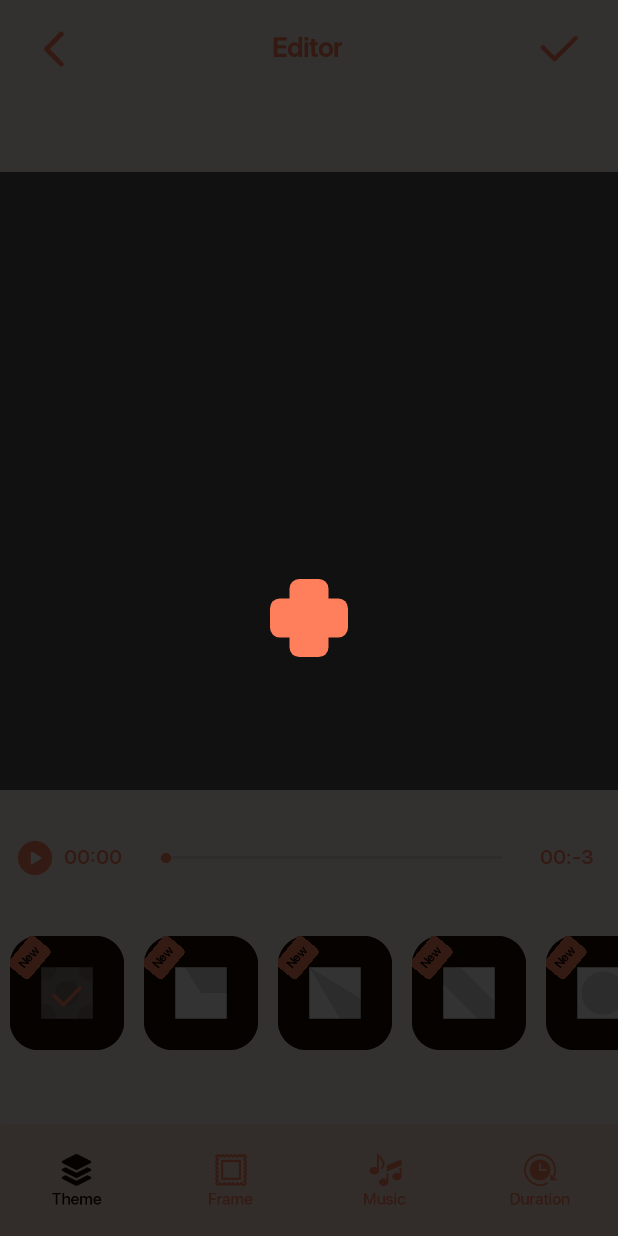
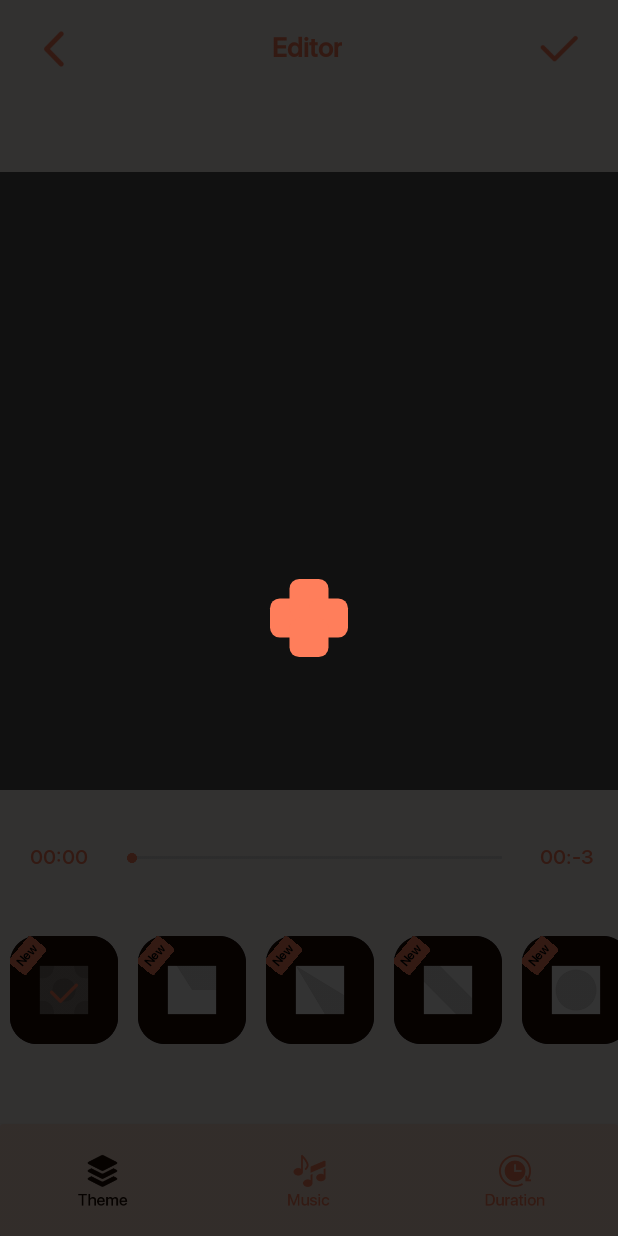
Before and after one commit to Naos-Team/PhotoMaker, an Android app: the VideoThemeActivity screen opened directly, with no data from a screen before it, on a phone screen of 412 x 824 dp. Run offline under Robolectric (Android 15) with nearby library versions, the phone set to English and light mode, and no system bars; our stand-ins replace AdMob, sdp/ssp sizes; libraries missing offline, so code that uses them is left out: com.applovin.mediation, com.applovin.sdk, com.onesignal; pictures from the network do not load; 6 statements that could not run were skipped.

Commit message:
Tuyen commit: wait to test waveView

```diff
--- a/app/src/main/java/vcarry/adapters/ThemeAdapter.java
+++ b/app/src/main/java/vcarry/adapters/ThemeAdapter.java
@@ -58,9 +58,9 @@ public class ThemeAdapter extends RecyclerView.Adapter<ThemeAdapter.Holder> {
     public Holder onCreateViewHolder(ViewGroup paramViewGroup, int paramInt) {
         View view =this.inflater.inflate(R.layout.theme_items, paramViewGroup, false);
         RelativeLayout.LayoutParams params = new RelativeLayout.LayoutParams((activity.getResources()
-                .getDisplayMetrics().widthPixels* 200 / 1080 ),
+                .getDisplayMetrics().widthPixels* 190 / 1080 ),
                 (activity.getResources()
-                        .getDisplayMetrics().widthPixels * 200 / 1080));
+                        .getDisplayMetrics().widthPixels * 190 / 1080));
         params.setMargins(10,10,10,10);
 
         view.setLayoutParams(params);
--- /dev/null
+++ b/app/src/main/res/drawable/bg_duration_item.xml
@@ -0,0 +1,10 @@
+<?xml version="1.0" encoding="utf-8"?>
+<shape xmlns:android="http://schemas.android.com/apk/res/android"
+    android:shape="rectangle">
+    <solid android:color="#0D000000"/>
+    <corners android:radius="20dp"/>
+    <stroke android:color="@color/black"
+        android:width="2dp"/>
+    <size android:width="200dp"
+        android:height="200dp"/>
+</shape>
--- /dev/null
+++ b/app/src/main/res/drawable/bg_duration_item_selected.xml
@@ -0,0 +1,10 @@
+<?xml version="1.0" encoding="utf-8"?>
+<shape xmlns:android="http://schemas.android.com/apk/res/android"
+    android:shape="rectangle">
+    <solid android:color="#BF6BC7A9"/>
+    <corners android:radius="20dp"/>
+    <stroke android:color="@color/black"
+        android:width="2dp"/>
+    <size android:width="200dp"
+        android:height="200dp"/>
+</shape>
--- a/app/src/main/res/layout/activity_songgallery.xml
+++ b/app/src/main/res/layout/activity_songgallery.xml
@@ -55,7 +55,8 @@
             android:layout_width="match_parent"
             android:layout_height="155dp"
             android:layout_margin="10dp"
-            android:background="@color/wavebgcolor">
+            android:background="@color/wavebgcolor"
+            android:paddingStart="10dp">
 
             <ImageView
                 android:id="@+id/bkgnd"
@@ -66,7 +67,8 @@
             <vcarry.view.WaveformView
                 android:id="@+id/waveform"
                 android:layout_width="match_parent"
-                android:layout_height="match_parent" />
+                android:layout_height="match_parent"
+                android:paddingStart="10dp" />
 
             <vcarry.view.MarkerView
                 android:id="@+id/startmarker"
--- a/app/src/main/res/layout/theme_items.xml
+++ b/app/src/main/res/layout/theme_items.xml
@@ -33,8 +33,8 @@
 
     <TextView
         android:id="@+id/tvThemeNew"
-        android:layout_width="@dimen/_20sdp"
-        android:layout_height="@dimen/_14sdp"
+        android:layout_width="@dimen/_18sdp"
+        android:layout_height="@dimen/_12sdp"
         android:rotation="-50"
         android:layout_marginTop="@dimen/_4sdp"
         android:layout_gravity="bottom"
--- a/app/src/main/res/layout/video_preview.xml
+++ b/app/src/main/res/layout/video_preview.xml
@@ -128,25 +128,18 @@
         android:layout_height="0dp"
         android:layout_gravity="bottom"
         android:layout_weight="1.1"
+        android:gravity="center"
         android:orientation="horizontal"
-        android:gravity="center"
         android:visibility="visible">
 
         <LinearLayout
             android:layout_width="match_parent"
             android:layout_height="wrap_content"
             android:orientation="horizontal"
-            android:paddingBottom="6dp"
             android:paddingLeft="12dp"
+            android:paddingTop="6dp"
             android:paddingRight="4dp"
-            android:paddingTop="6dp">
-
-            <ImageView
-                android:id="@+id/ivPlayPause1"
-                android:layout_width="wrap_content"
-                android:layout_height="wrap_content"
-                android:layout_gravity="center"
-                android:src="@drawable/small_play" />
+            android:paddingBottom="6dp">
 
             <TextView
                 android:id="@+id/tvTime"
@@ -239,9 +232,9 @@
 
 
                 <HorizontalScrollView
-                    android:scrollbars="none"
                     android:layout_width="match_parent"
-                    android:layout_height="match_parent">
+                    android:layout_height="match_parent"
+                    android:scrollbars="none">
 
                     <LinearLayout
                         android:layout_width="match_parent"
@@ -254,11 +247,11 @@
                             android:layout_width="match_parent"
                             android:layout_height="wrap_content"
                             android:layout_margin="5dp"
+                            android:background="@drawable/bg_duration_item_selected"
+                            android:gravity="center"
                             android:padding="5dp"
-                            android:gravity="center"
-                            android:background="@drawable/frame_bg"
                             android:text="1.0 s"
-                            android:textColor="@color/mainbgcolor"
+                            android:textColor="@color/black"
                             android:textSize="@dimen/_14sdp" />
 
                         <TextView
@@ -266,11 +259,11 @@
                             android:layout_width="match_parent"
                             android:layout_height="wrap_content"
                             android:layout_margin="5dp"
+                            android:background="@drawable/bg_duration_item"
+                            android:gravity="center"
                             android:padding="5dp"
                             android:text="1.5 s"
-                            android:gravity="center"
-                            android:background="@drawable/frame_bg"
-                            android:textColor="@color/mainbgcolor"
+                            android:textColor="@color/black"
                             android:textSize="@dimen/_14sdp" />
 
 
@@ -279,11 +272,11 @@
                             android:layout_width="match_parent"
                             android:layout_height="wrap_content"
                             android:layout_margin="5dp"
+                            android:background="@drawable/bg_duration_item"
+                            android:gravity="center"
                             android:padding="5dp"
                             android:text="2.0 s"
-                            android:gravity="center"
-                            android:background="@drawable/frame_bg"
-                            android:textColor="@color/mainbgcolor"
+                            android:textColor="@color/black"
                             android:textSize="@dimen/_14sdp" />
 
 
@@ -292,13 +285,12 @@
                             android:layout_width="match_parent"
                             android:layout_height="wrap_content"
                             android:layout_margin="5dp"
+                            android:background="@drawable/bg_duration_item"
+                            android:gravity="center"
                             android:padding="5dp"
                             android:text="2.5 s"
-                            android:gravity="center"
-                            android:background="@drawable/frame_bg"
-                            android:textColor="@color/mainbgcolor"
+                            android:textColor="@color/black"
                             android:textSize="@dimen/_14sdp" />
-
 
 
                         <TextView
@@ -306,11 +298,11 @@
                             android:layout_width="match_parent"
                             android:layout_height="wrap_content"
                             android:layout_margin="5dp"
+                            android:background="@drawable/bg_duration_item"
+                            android:gravity="center"
                             android:padding="5dp"
                             android:text="3.0 s"
-                            android:gravity="center"
-                            android:background="@drawable/frame_bg"
-                            android:textColor="@color/mainbgcolor"
+                            android:textColor="@color/black"
                             android:textSize="@dimen/_14sdp" />
 
 
@@ -319,11 +311,11 @@
                             android:layout_width="match_parent"
                             android:layout_height="wrap_content"
                             android:layout_margin="5dp"
+                            android:background="@drawable/bg_duration_item"
+                            android:gravity="center"
                             android:padding="5dp"
                             android:text="3.5 s"
-                            android:gravity="center"
-                            android:background="@drawable/frame_bg"
-                            android:textColor="@color/mainbgcolor"
+                            android:textColor="@color/black"
                             android:textSize="@dimen/_14sdp" />
 
 
@@ -332,11 +324,11 @@
                             android:layout_width="match_parent"
                             android:layout_height="wrap_content"
                             android:layout_margin="5dp"
+                            android:background="@drawable/bg_duration_item"
+                            android:gravity="center"
                             android:padding="5dp"
                             android:text="4.0 s"
-                            android:gravity="center"
-                            android:background="@drawable/frame_bg"
-                            android:textColor="@color/mainbgcolor"
+                            android:textColor="@color/black"
                             android:textSize="@dimen/_14sdp" />
 
 
@@ -345,11 +337,11 @@
                             android:layout_width="match_parent"
                             android:layout_height="wrap_content"
                             android:layout_margin="5dp"
+                            android:background="@drawable/bg_duration_item"
+                            android:gravity="center"
                             android:padding="5dp"
                             android:text="4.5 s"
-                            android:gravity="center"
-                            android:background="@drawable/frame_bg"
-                            android:textColor="@color/mainbgcolor"
+                            android:textColor="@color/black"
                             android:textSize="@dimen/_14sdp" />
 
 
@@ -358,11 +350,11 @@
                             android:layout_width="match_parent"
                             android:layout_height="wrap_content"
                             android:layout_margin="5dp"
+                            android:background="@drawable/bg_duration_item"
+                            android:gravity="center"
                             android:padding="5dp"
                             android:text="5.0 s"
-                            android:gravity="center"
-                            android:background="@drawable/frame_bg"
-                            android:textColor="@color/mainbgcolor"
+                            android:textColor="@color/black"
                             android:textSize="@dimen/_14sdp" />
 
                     </LinearLayout>
@@ -386,7 +378,7 @@
             android:background="@color/bottom_bg_color"
             android:orientation="horizontal">
 
-            <LinearLayout
+            <androidx.constraintlayout.widget.ConstraintLayout
                 android:id="@+id/llEdit"
                 android:layout_width="match_parent"
                 android:layout_height="match_parent"
@@ -394,12 +386,18 @@
                 android:weightSum="4">
 
                 <RelativeLayout
+                    android:id="@+id/relativeLayout2"
                     android:layout_width="0dp"
                     android:layout_height="wrap_content"
                     android:layout_gravity="center"
                     android:layout_weight="1.0"
                     android:gravity="center"
-                    android:orientation="vertical">
+                    android:orientation="vertical"
+                    app:layout_constraintBottom_toBottomOf="parent"
+                    app:layout_constraintEnd_toStartOf="@+id/relativeLayout"
+                    app:layout_constraintHorizontal_bias="0.5"
+                    app:layout_constraintStart_toStartOf="parent"
+                    app:layout_constraintTop_toTopOf="parent">
 
                     <ImageView
                         android:id="@+id/idanimation"
@@ -412,30 +410,18 @@
                 </RelativeLayout>
 
                 <RelativeLayout
+                    android:id="@+id/relativeLayout"
                     android:layout_width="0dp"
                     android:layout_height="wrap_content"
                     android:layout_gravity="center"
                     android:layout_weight="1.0"
                     android:gravity="center"
-                    android:orientation="vertical">
-
-                    <ImageView
-                        android:id="@+id/idviewFrame"
-                        android:layout_width="wrap_content"
-                        android:layout_height="wrap_content"
-                        android:padding="1dp"
-                        android:src="@drawable/frame_presed" />
-
-
-                </RelativeLayout>
-
-                <RelativeLayout
-                    android:layout_width="0dp"
-                    android:layout_height="wrap_content"
-                    android:layout_gravity="center"
-                    android:layout_weight="1.0"
-                    android:gravity="center"
-                    android:orientation="vertical">
+                    android:orientation="vertical"
+                    app:layout_constraintBottom_toBottomOf="parent"
+                    app:layout_constraintEnd_toStartOf="@+id/relativeLayout3"
+                    app:layout_constraintHorizontal_bias="0.5"
+                    app:layout_constraintStart_toEndOf="@+id/relativeLayout2"
+                    app:layout_constraintTop_toTopOf="parent">
 
 
                     <ImageView
@@ -450,12 +436,18 @@
                 </RelativeLayout>
 
                 <RelativeLayout
+                    android:id="@+id/relativeLayout3"
                     android:layout_width="0dp"
                     android:layout_height="wrap_content"
                     android:layout_gravity="center"
                     android:layout_weight="1.0"
                     android:gravity="center"
-                    android:orientation="vertical">
+                    android:orientation="vertical"
+                    app:layout_constraintBottom_toBottomOf="parent"
+                    app:layout_constraintEnd_toEndOf="parent"
+                    app:layout_constraintHorizontal_bias="0.5"
+                    app:layout_constraintStart_toEndOf="@+id/relativeLayout"
+                    app:layout_constraintTop_toTopOf="parent">
 
                     <ImageView
                         android:id="@+id/ibAddDuration"
@@ -467,7 +459,7 @@
 
 
                 </RelativeLayout>
-            </LinearLayout>
+            </androidx.constraintlayout.widget.ConstraintLayout>
         </LinearLayout>
     </androidx.cardview.widget.CardView>
 
--- a/app/src/main/res/values/colors.xml
+++ b/app/src/main/res/values/colors.xml
@@ -23,9 +23,10 @@
 
     <color name="wavebgcolor">@color/bottom_bg_color</color>
 
+    <color name="app_color">#6BC7A9</color>
 
     <color name="grid_line">#00000000</color>
-    <color name="waveform_selected">#FF5501</color>
+    <color name="waveform_selected">#6BC7A9</color>
     <color name="waveform_unselected">#585254</color>
     <color name="waveform_unselected_bkgnd_overlay">#FCE1D3</color>
     <color name="selection_border">#ffff99</color>
```
Also changed, not shown: app/src/main/java/com/kessi/photovideomaker/activities/videoeditor/VideoThemeActivity.java (+76 -20 lines).
